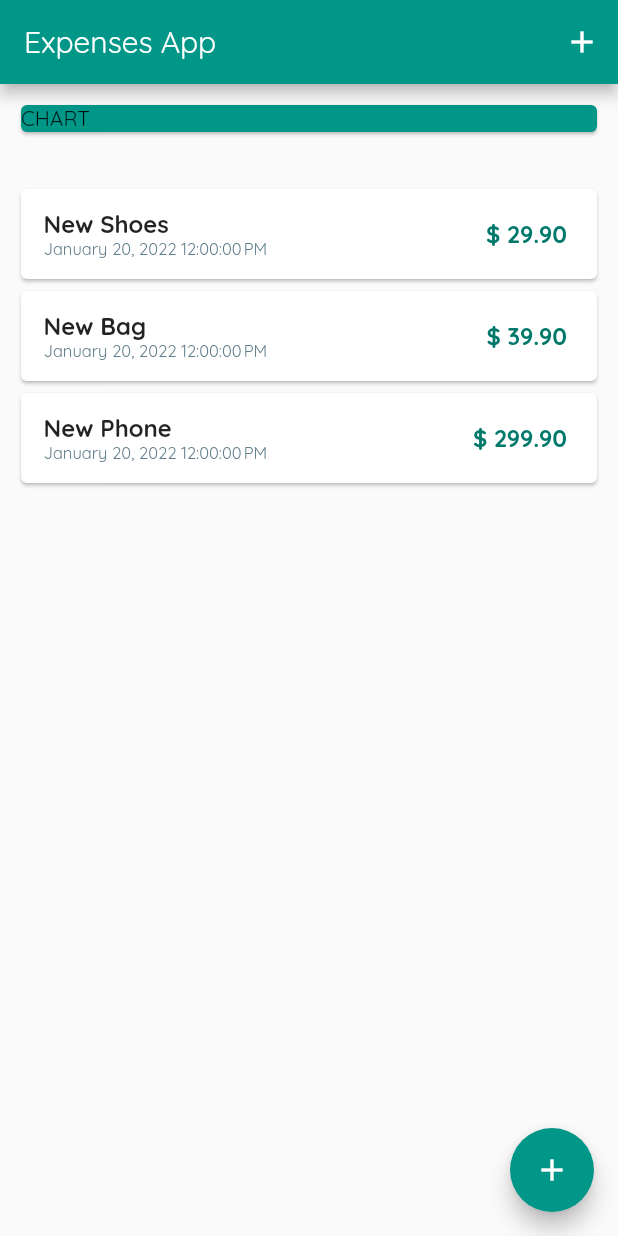
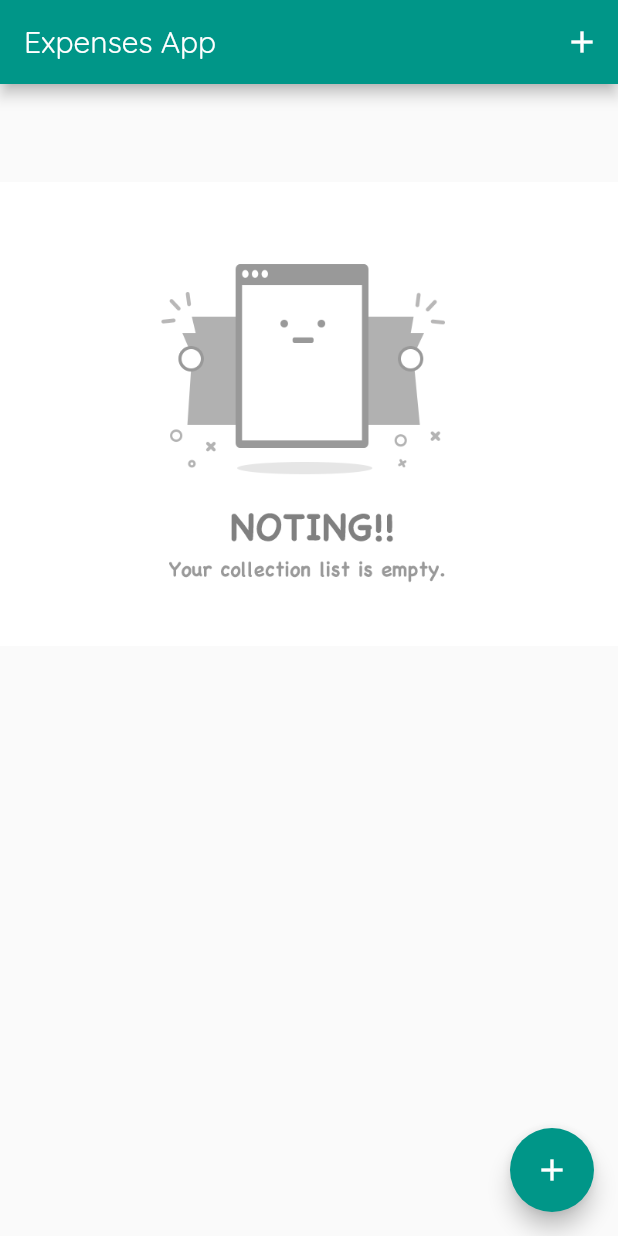
Before and after one commit to sdeaditya/expenses_app, a Flutter app: the screen it shows after launch, on a phone screen of 412 x 824 dp. Run offline on Flutter 3.47's test engine with Material 2 defaults, Android fonts, the phone set to English and light mode, and no system bars.

Commit message:
added image for no transactions

```diff
--- a/lib/expenses/main.dart
+++ b/lib/expenses/main.dart
@@ -33,23 +33,7 @@ class MyHomePage extends StatefulWidget {
 }
 
 class _MyHomePageState extends State<MyHomePage> {
-  final List<Transaction> _transactions = [
-    Transaction(
-        id: '1',
-        title: 'New Shoes',
-        amount: 29.9,
-        date: DateTime(2022, 1, 20, 12, 00)),
-    Transaction(
-        id: '2',
-        title: 'New Bag',
-        amount: 39.9,
-        date: DateTime(2022, 1, 20, 12, 00)),
-    Transaction(
-        id: '3',
-        title: 'New Phone',
-        amount: 299.9,
-        date: DateTime(2022, 1, 20, 12, 00)),
-  ];
+  final List<Transaction> _transactions = [];
 
   void _startNewTx(BuildContext context) {
     showModalBottomSheet(
@@ -85,16 +69,16 @@ class _MyHomePageState extends State<MyHomePage> {
         ],
       ),
       body: ListView(children: <Widget>[
-        Container(
-          width: double.infinity,
-          padding: EdgeInsets.all(10),
-          child: Card(
-            color: Colors.teal,
-            child: Text(
-              'CHART',
-            ),
-          ),
-        ),
+        // Container(
+        //   width: double.infinity,
+        //   padding: EdgeInsets.all(10),
+        //   child: Card(
+        //     color: Colors.teal,
+        //     child: Text(
+        //       'CHART',
+        //     ),
+        //   ),
+        // ),
         // UserTransactions(),
         TransactionList(_transactions)
       ]),
--- a/lib/expenses/transactions_list.dart
+++ b/lib/expenses/transactions_list.dart
@@ -1,4 +1,4 @@
-// ignore_for_file: prefer_const_constructors
+// ignore_for_file: prefer_const_constructors, prefer_const_literals_to_create_immutables
 
 import 'package:flutter/material.dart';
 import 'package:flutter_app/expenses/models/transaction.dart';
@@ -14,7 +14,12 @@ class TransactionList extends StatelessWidget {
     return Container(
       height: 400,
       margin: EdgeInsets.fromLTRB(0, 20, 0, 0),
-      child: ListView.builder(
+      child: transactions.isEmpty
+          ? Container(
+              height: 300,
+              child: Image.asset('assets/images/empty.png'),
+            )
+          : ListView.builder(
               itemBuilder: (context, index) {
                 return Container(
                   margin: EdgeInsets.fromLTRB(10, 0, 10, 0),
@@ -34,14 +39,16 @@ class TransactionList extends StatelessWidget {
                             ),
                             Text(
                               DateFormat().format(transactions[index].date),
-                        style: TextStyle(color: Colors.blueGrey, fontSize: 11),
+                              style: TextStyle(
+                                  color: Colors.blueGrey, fontSize: 11),
                             )
                           ],
                         ),
                         Container(
                           margin: EdgeInsets.all(10),
                           child: Text(
-                      "\$ " + transactions[index].amount.toStringAsFixed(2),
+                            "\$ " +
+                                transactions[index].amount.toStringAsFixed(2),
                             style: TextStyle(
                                 color: Theme.of(context).primaryColorDark,
                                 fontWeight: FontWeight.bold,
--- a/pubspec.yaml
+++ b/pubspec.yaml
@@ -60,9 +60,8 @@ flutter:
   uses-material-design: true
 
   # To add assets to your application, add an assets section, like this:
-  # assets:
-  #   - images/a_dot_burr.jpeg
-  #   - images/a_dot_ham.jpeg
+  assets:
+    - assets/images/empty.png
 
   # An image asset can refer to one or more resolution-specific "variants", see
   # https://flutter.dev/assets-and-images/#resolution-aware.
```
Also changed, not shown: assets/images/empty.png (added). Lines whose indentation alone changed are shown as unchanged.
